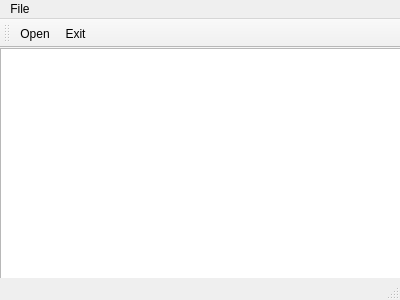
This is GMS_Project_GUI_HW4/graphical_Modeling_system_GUI/mainwindow.ui in kokokuo/GMS_Project_GUI_HW4 as Qt 5 draws it before an edit. The edited form follows.
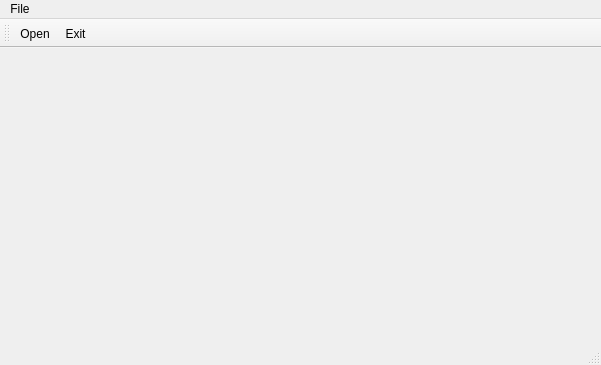
This is the edited form. Icons and pictures are not drawn.

```diff
--- a/GMS_Project_GUI_HW4/graphical_Modeling_system_GUI/mainwindow.ui
+++ b/GMS_Project_GUI_HW4/graphical_Modeling_system_GUI/mainwindow.ui
@@ -6,32 +6,21 @@
    <rect>
     <x>0</x>
     <y>0</y>
-    <width>400</width>
-    <height>300</height>
+    <width>601</width>
+    <height>365</height>
    </rect>
   </property>
   <property name="windowTitle">
    <string>MainWindow</string>
   </property>
-  <widget class="QWidget" name="centralWidget">
-   <widget class="QGraphicsView" name="graphicsView">
-    <property name="geometry">
-     <rect>
-      <x>0</x>
-      <y>0</y>
-      <width>431</width>
-      <height>241</height>
-     </rect>
-    </property>
-   </widget>
-  </widget>
+  <widget class="QWidget" name="centralWidget"/>
   <widget class="QMenuBar" name="menuBar">
    <property name="geometry">
     <rect>
      <x>0</x>
      <y>0</y>
-     <width>400</width>
-     <height>25</height>
+     <width>601</width>
+     <height>21</height>
     </rect>
    </property>
    <widget class="QMenu" name="menuFile">
```
